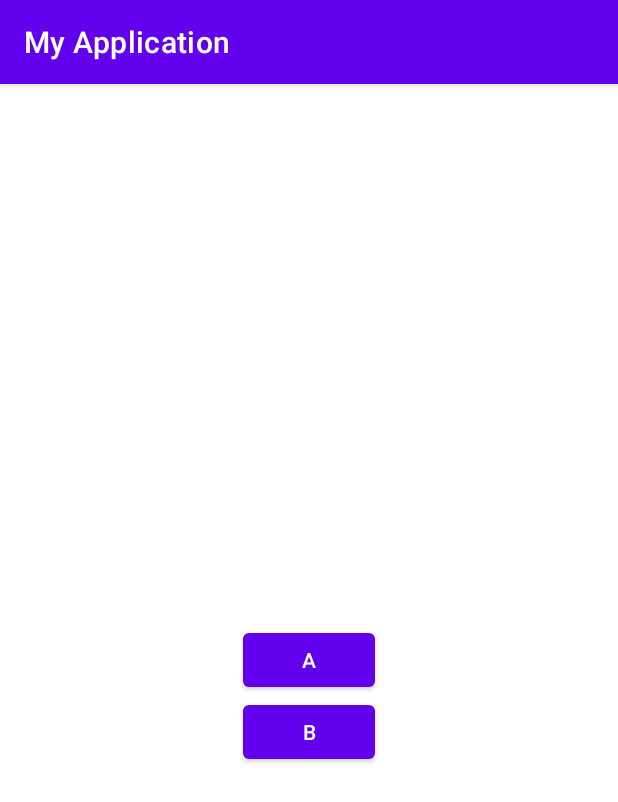
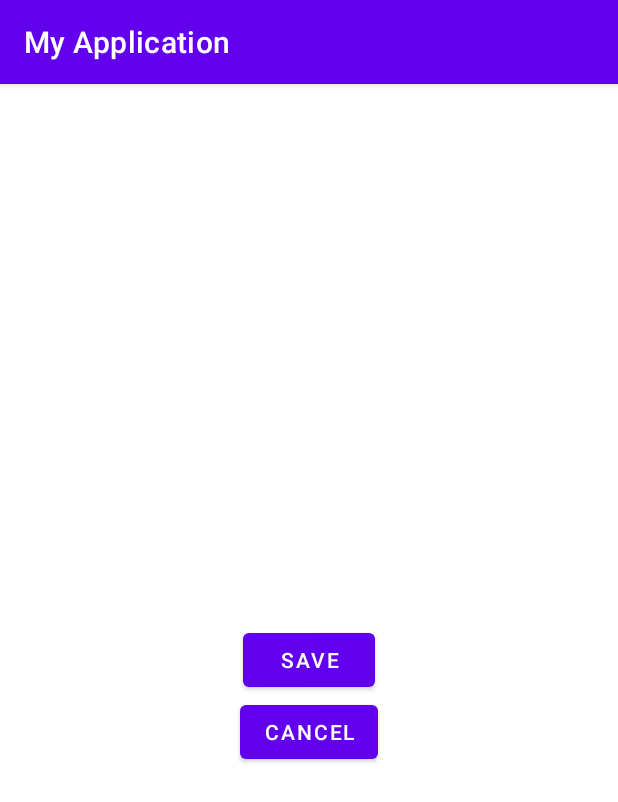
Before and after one commit to sibeux/android-java-native, an Android app: the Layouts screen opened directly, with no data from a screen before it, on a phone screen of 412 x 824 dp. Shown: the top 802 px of the screen. Run offline under Robolectric (Android 15) with nearby library versions, the phone set to English and light mode, and no system bars.

Commit message:
create new project, because on last project get some errors

```diff
--- a/app/src/main/res/layout/activity_layouts.xml
+++ b/app/src/main/res/layout/activity_layouts.xml
@@ -3,23 +3,22 @@
     xmlns:tools="http://schemas.android.com/tools"
     android:layout_width="match_parent"
     android:layout_height="match_parent"
-    tools:context="com.belajar.android.Layouts"
-    tools:layout_editor_absoluteY="81dp">
+    tools:context=".Layouts">
 
     <Button
-        android:id="@+id/a"
+        android:id="@+id/save"
         android:layout_width="wrap_content"
         android:layout_height="wrap_content"
-        android:text="A"
-        tools:ignore="DuplicateClickableBoundsCheck"
+        android:text="save"
         android:layout_centerHorizontal="true"
-        android:layout_centerVertical="true"/>
+        android:layout_centerVertical="true"
+        />
 
     <Button
-        android:id="@+id/b"
+        android:id="@+id/cancel"
         android:layout_width="wrap_content"
         android:layout_height="wrap_content"
-        android:text="B"
-        android:layout_below="@+id/a"
-        android:layout_centerHorizontal="true"/>
+        android:layout_centerHorizontal="true"
+        android:layout_below="@+id/save"
+        android:text="cancel" />
 </RelativeLayout>
```
Also changed, not shown: app/src/main/AndroidManifest.xml (+9 -10 lines), gradle/wrapper/gradle-wrapper.properties, 2 other files.
